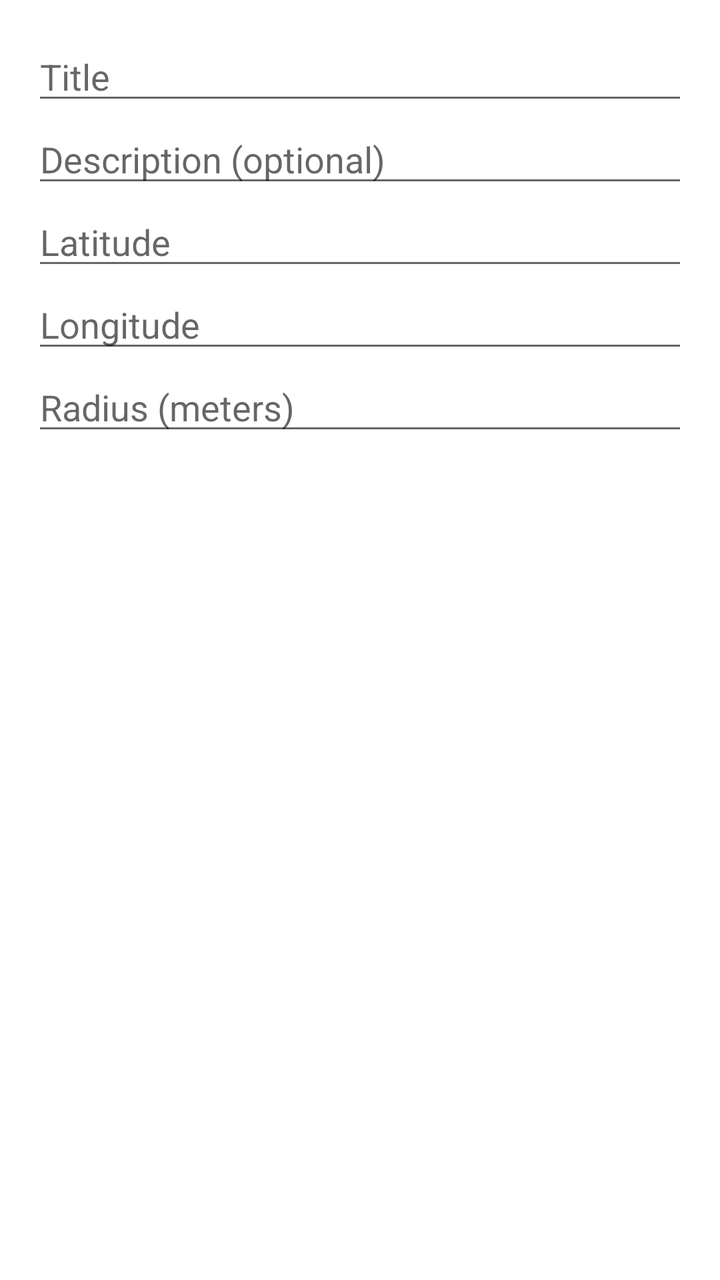
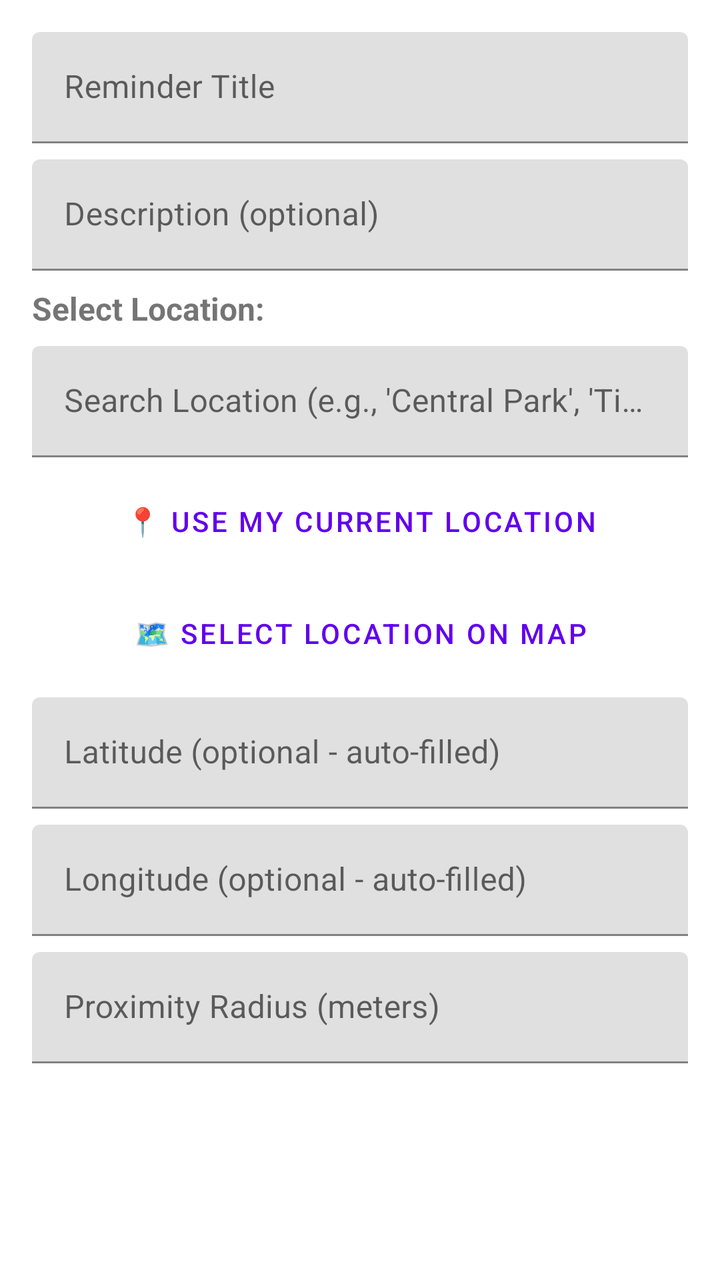

Two renders of the same Android screen: before a commit and after it. Below are the layout's source before the change and the commit's diff.
<!-- AndroidManifest.xml: application theme Theme.LocationReminder -->
<!-- res/layout/dialog_add_reminder.xml -->
<?xml version="1.0" encoding="utf-8"?>
<ScrollView xmlns:android="http://schemas.android.com/apk/res/android"
    android:layout_width="match_parent"
    android:layout_height="wrap_content"
    android:padding="16dp">

    <LinearLayout
        android:layout_width="match_parent"
        android:layout_height="wrap_content"
        android:orientation="vertical">

        <androidx.appcompat.widget.AppCompatEditText
            android:id="@+id/inputTitle"
            android:layout_width="match_parent"
            android:layout_height="wrap_content"
            android:hint="Title"
            android:inputType="text"
            android:maxLines="1" />

        <androidx.appcompat.widget.AppCompatEditText
            android:id="@+id/inputDescription"
            android:layout_width="match_parent"
            android:layout_height="wrap_content"
            android:hint="Description (optional)"
            android:inputType="text"
            android:maxLines="3" />

        <androidx.appcompat.widget.AppCompatEditText
            android:id="@+id/inputLocationLat"
            android:layout_width="match_parent"
            android:layout_height="wrap_content"
            android:hint="Latitude"
            android:inputType="numberSigned"
            android:maxLines="1" />

        <androidx.appcompat.widget.AppCompatEditText
            android:id="@+id/inputLocationLng"
            android:layout_width="match_parent"
            android:layout_height="wrap_content"
            android:hint="Longitude"
            android:inputType="numberSigned"
            android:maxLines="1" />

        <androidx.appcompat.widget.AppCompatEditText
            android:id="@+id/inputRadius"
            android:layout_width="match_parent"
            android:layout_height="wrap_content"
            android:hint="Radius (meters)"
            android:inputType="numberSigned"
            android:maxLines="1" />

    </LinearLayout>

</ScrollView>
<!-- resources referenced by this layout -->
<resources>
  <style name="Theme.LocationReminder" parent="Theme.MaterialComponents.DayNight.NoActionBar">
          <item name="colorPrimary">@color/colorPrimary</item>
          <item name="colorPrimaryVariant">@color/colorPrimaryVariant</item>
          <item name="colorOnPrimary">@color/white</item>
          <item name="colorSecondary">@color/colorSecondary</item>
          <item name="colorSecondaryVariant">@color/colorSecondaryDark</item>
          <item name="colorOnSecondary">@color/black</item>
          
          
          <item name="android:statusBarColor">@color/gradient_base_dark</item>
          <item name="android:navigationBarColor">@color/gradient_base_dark</item>
      </style>
  <color name="colorPrimary">#6200EE</color>
  <color name="colorPrimaryVariant">#3700B3</color>
  <color name="white">#FFFFFF</color>
  <color name="colorSecondary">#03DAC5</color>
  <color name="colorSecondaryDark">#01B7A4</color>
  <color name="black">#000000</color>
  <color name="gradient_base_dark">#121212</color>
</resources>

<!-- the commit's change to res/layout/dialog_add_reminder.xml (unified diff, before → after) -->
@@ -9,45 +9,127 @@
         android:layout_height="wrap_content"
         android:orientation="vertical">
 
-        <androidx.appcompat.widget.AppCompatEditText
-            android:id="@+id/inputTitle"
+        
+        <com.google.android.material.textfield.TextInputLayout
             android:layout_width="match_parent"
             android:layout_height="wrap_content"
-            android:hint="Title"
-            android:inputType="text"
-            android:maxLines="1" />
+            android:hint="Reminder Title"
+            android:layout_marginBottom="8dp">
 
-        <androidx.appcompat.widget.AppCompatEditText
-            android:id="@+id/inputDescription"
+            <com.google.android.material.textfield.TextInputEditText
+                android:id="@+id/inputTitle"
+                android:layout_width="match_parent"
+                android:layout_height="wrap_content"
+                android:inputType="textCapSentences|textMultiLine"
+                android:maxLines="2" />
+
+        </com.google.android.material.textfield.TextInputLayout>
+
+        
+        <com.google.android.material.textfield.TextInputLayout
             android:layout_width="match_parent"
             android:layout_height="wrap_content"
             android:hint="Description (optional)"
-            android:inputType="text"
-            android:maxLines="3" />
+            android:layout_marginBottom="8dp">
 
-        <androidx.appcompat.widget.AppCompatEditText
-            android:id="@+id/inputLocationLat"
+            <com.google.android.material.textfield.TextInputEditText
+                android:id="@+id/inputDescription"
+                android:layout_width="match_parent"
+                android:layout_height="wrap_content"
+                android:inputType="textCapSentences|textMultiLine"
+                android:maxLines="3" />
+
+        </com.google.android.material.textfield.TextInputLayout>
+
+        
+        <TextView
             android:layout_width="match_parent"
             android:layout_height="wrap_content"
-            android:hint="Latitude"
-            android:inputType="numberSigned"
-            android:maxLines="1" />
+            android:text="Select Location:"
+            android:textSize="16sp"
+            android:textStyle="bold"
+            android:layout_marginBottom="8dp"/>
 
-        <androidx.appcompat.widget.AppCompatEditText
-            android:id="@+id/inputLocationLng"
+        
+        <com.google.android.material.textfield.TextInputLayout
             android:layout_width="match_parent"
             android:layout_height="wrap_content"
-            android:hint="Longitude"
-            android:inputType="numberSigned"
-            android:maxLines="1" />
+            android:hint="Search Location (e.g., 'Central Park', 'Times Square')"
+            android:layout_marginBottom="8dp">
 
-        <androidx.appcompat.widget.AppCompatEditText
-            android:id="@+id/inputRadius"
+            <com.google.android.material.textfield.TextInputEditText
+                android:id="@+id/inputLocationSearch"
+                android:layout_width="match_parent"
+                android:layout_height="wrap_content"
+                android:inputType="textCapSentences" />
+
+        </com.google.android.material.textfield.TextInputLayout>
+
+        
+        <Button
+            android:id="@+id/btnGetCurrentLocation"
             android:layout_width="match_parent"
             android:layout_height="wrap_content"
-            android:hint="Radius (meters)"
-            android:inputType="numberSigned"
-            android:maxLines="1" />
+            android:text="📍 Use My Current Location"
+            android:layout_marginBottom="8dp"
+            style="@style/Widget.MaterialComponents.Button.OutlinedButton"/>
+
+        
+        <Button
+            android:id="@+id/btnViewOnMap"
+            android:layout_width="match_parent"
+            android:layout_height="wrap_content"
+            android:text="🗺️ Select Location on Map"
+            android:layout_marginBottom="8dp"
+            style="@style/Widget.MaterialComponents.Button.OutlinedButton"/>
+
+        
+        <com.google.android.material.textfield.TextInputLayout
+            android:layout_width="match_parent"
+            android:layout_height="wrap_content"
+            android:hint="Latitude (optional - auto-filled)"
+            android:layout_marginBottom="8dp">
+
+            <com.google.android.material.textfield.TextInputEditText
+                android:id="@+id/inputLocationLat"
+                android:layout_width="match_parent"
+                android:layout_height="wrap_content"
+                android:inputType="numberDecimal|textNoSuggestions"
+                android:maxLines="1" />
+
+        </com.google.android.material.textfield.TextInputLayout>
+
+        
+        <com.google.android.material.textfield.TextInputLayout
+            android:layout_width="match_parent"
+            android:layout_height="wrap_content"
+            android:hint="Longitude (optional - auto-filled)"
+            android:layout_marginBottom="8dp">
+
+            <com.google.android.material.textfield.TextInputEditText
+                android:id="@+id/inputLocationLng"
+                android:layout_width="match_parent"
+                android:layout_height="wrap_content"
+                android:inputType="numberDecimal|textNoSuggestions"
+                android:maxLines="1" />
+
+        </com.google.android.material.textfield.TextInputLayout>
+
+        
+        <com.google.android.material.textfield.TextInputLayout
+            android:layout_width="match_parent"
+            android:layout_height="wrap_content"
+            android:hint="Proximity Radius (meters)"
+            android:layout_marginBottom="8dp">
+
+            <com.google.android.material.textfield.TextInputEditText
+                android:id="@+id/inputRadius"
+                android:layout_width="match_parent"
+                android:layout_height="wrap_content"
+                android:inputType="numberDecimal"
+                android:maxLines="1" />
+
+        </com.google.android.material.textfield.TextInputLayout>
 
     </LinearLayout>
 
